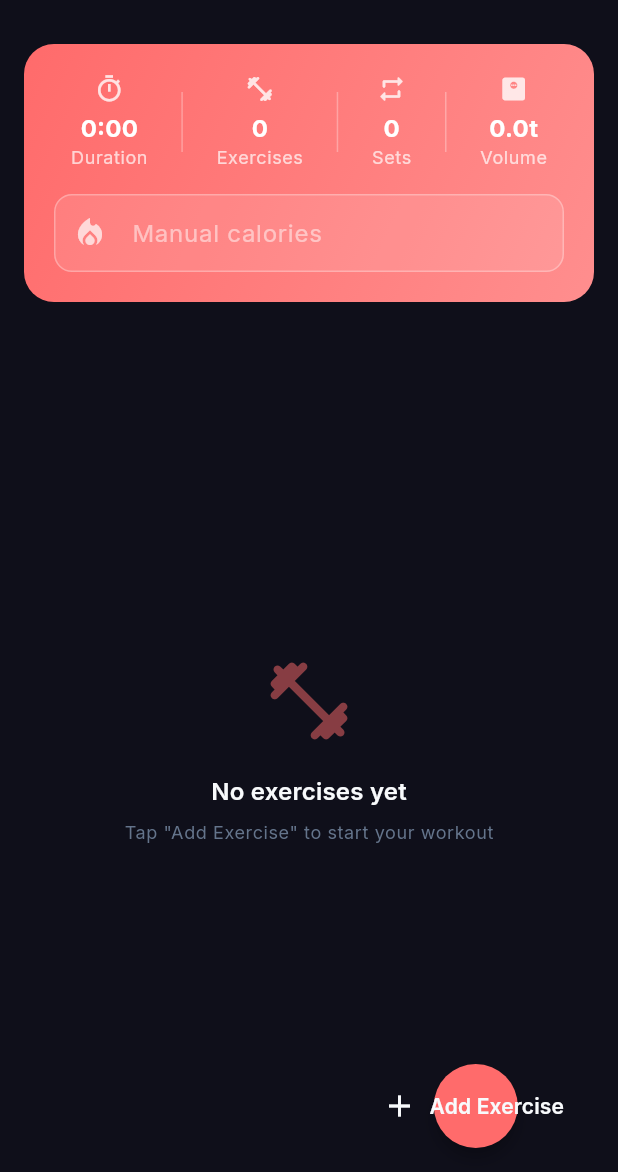
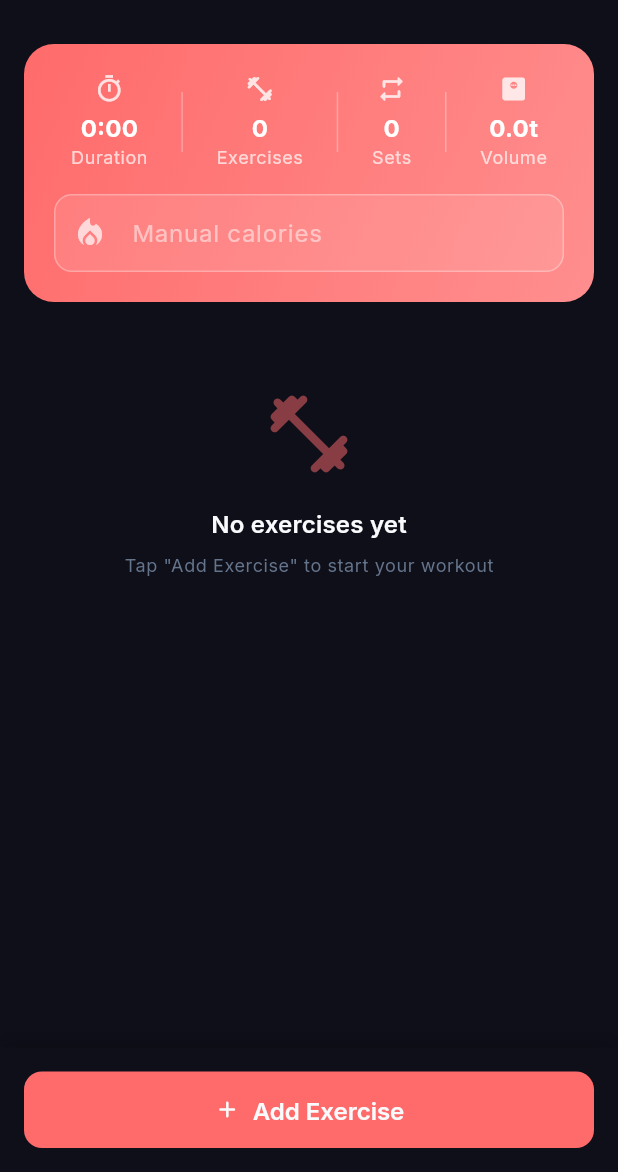
Before and after one commit to saumyamishra654/forge, a Flutter app: the WorkoutSessionScreen screen opened directly, on a phone screen of 412 x 824 dp, the part 64-1236 px from its top. Run offline on Flutter 3.47's test engine with Material 3 defaults, Android fonts, the phone set to English and light mode, and no system bars; drawn by our look-alikes of flutter_animate; our stand-ins replace drift, fl_chart, flutter_riverpod, google_fonts; missing offline and left inert: mobile_scanner; accounts and stored records are empty; generated files the repository leaves out were written again.

Commit message:
Fix workout session memory leak and UI
- Fixed ReorderableListView error by ensuring stable keys for exercise items
- Replaced floating action button with standard bottom button for better UX
- Added unique ID generation for session exercises

```diff
--- a/lib/features/exercise/presentation/screens/workout_session_screen.dart
+++ b/lib/features/exercise/presentation/screens/workout_session_screen.dart
@@ -27,10 +27,15 @@ class WorkoutSession {
 }
 
 class SessionExercise {
+  final String id;
   final Exercise exercise;
   final List<SetData> sets;
 
-  SessionExercise({required this.exercise, required this.sets});
+  SessionExercise({
+    String? id,
+    required this.exercise,
+    required this.sets,
+  }) : id = id ?? DateTime.now().microsecondsSinceEpoch.toString();
 
   double get volume => sets.fold(0, (sum, s) => sum + (s.weight * s.reps));
 }
@@ -71,24 +76,56 @@ class _WorkoutSessionScreenState extends ConsumerState<WorkoutSessionScreen> {
             ),
         ],
       ),
-      body: Column(
+      body: SafeArea(
+        child: Column(
+          children: [
+            Expanded(
+              child: SingleChildScrollView(
+                child: Column(
                   children: [
                     // Workout Stats Header
                     _buildStatsHeader(),
 
                     // Exercise List
-          Expanded(
-            child: _session.exercises.isEmpty
-                ? _buildEmptyState()
-                : _buildExerciseList(),
+                    if (_session.exercises.isEmpty)
+                      _buildEmptyState()
+                    else
+                      _buildExerciseList(),
+
+                    const SizedBox(height: 100), // Spacing for bottom button
+                  ],
+                ),
+              ),
+            ),
+
+            // Add Exercise Button (Fixed at bottom)
+            Container(
+              padding: const EdgeInsets.all(16),
+              decoration: BoxDecoration(
+                color: AppTheme.background,
+                boxShadow: [
+                  BoxShadow(
+                    color: Colors.black.withValues(alpha: 0.2),
+                    blurRadius: 10,
+                    offset: const Offset(0, -5),
                   ),
                 ],
               ),
-      floatingActionButton: FloatingActionButton.extended(
+              child: SizedBox(
+                width: double.infinity,
+                child: ElevatedButton.icon(
                   onPressed: _addExercise,
+                  icon: const Icon(Icons.add_rounded),
+                  label: const Text('Add Exercise'),
+                  style: ElevatedButton.styleFrom(
                     backgroundColor: AppTheme.exerciseColor,
-        icon: const Icon(Icons.add),
-        label: const Text('Add Exercise'),
+                    padding: const EdgeInsets.symmetric(vertical: 16),
+                  ),
+                ),
+              ),
+            ),
+          ],
+        ),
       ),
     );
   }
@@ -211,7 +248,9 @@ class _WorkoutSessionScreenState extends ConsumerState<WorkoutSessionScreen> {
   }
 
   Widget _buildEmptyState() {
-    return Center(
+    return Padding(
+      padding: const EdgeInsets.symmetric(vertical: 40),
+      child: Center(
         child: Column(
           mainAxisAlignment: MainAxisAlignment.center,
           children: [
@@ -232,11 +271,14 @@ class _WorkoutSessionScreenState extends ConsumerState<WorkoutSessionScreen> {
             ),
           ],
         ),
-    ).animate().fadeIn(duration: 400.ms);
+      ).animate().fadeIn(duration: 400.ms),
+    );
   }
 
   Widget _buildExerciseList() {
     return ReorderableListView.builder(
+      physics: const NeverScrollableScrollPhysics(),
+      shrinkWrap: true,
       padding: const EdgeInsets.all(16),
       itemCount: _session.exercises.length,
       onReorder: (oldIndex, newIndex) {
@@ -254,7 +296,7 @@ class _WorkoutSessionScreenState extends ConsumerState<WorkoutSessionScreen> {
 
   Widget _buildExerciseCard(SessionExercise exercise, int index) {
     return Card(
-      key: ValueKey(exercise),
+      key: ValueKey(exercise.id),
       margin: const EdgeInsets.only(bottom: 12),
       color: AppTheme.card,
       child: Padding(
@@ -355,7 +397,12 @@ class _WorkoutSessionScreenState extends ConsumerState<WorkoutSessionScreen> {
         initialSets: current.sets,
         onAdd: (exercise, sets) {
           setState(() {
-            _session.exercises[index] = SessionExercise(exercise: exercise, sets: sets);
+            // Preserve the original ID when updating
+            _session.exercises[index] = SessionExercise(
+              id: current.id,
+              exercise: exercise,
+              sets: sets,
+            );
           });
         },
       ),
```
Also changed, not shown: 2 other files. Lines whose indentation alone changed are shown as unchanged.
